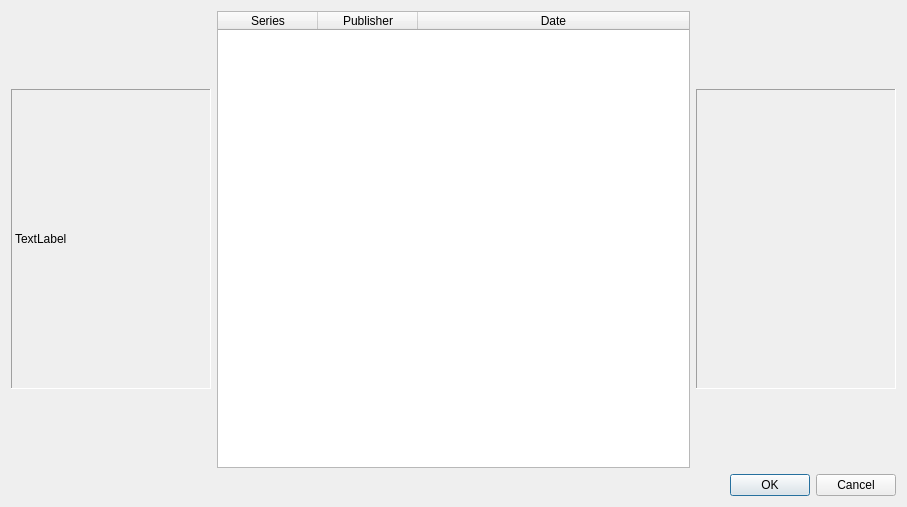
comictagger/comictagger, file autotagmatchwindow.ui: the form before one commit.
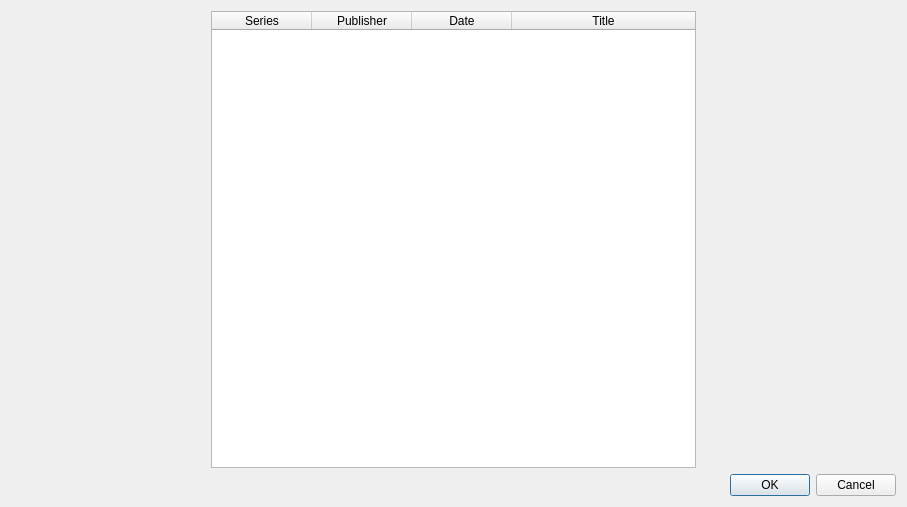
The form after the commit.

Commit message: Reworked the post auto-tag selection dialog:   New display image widgets   Sorting   Added issue title

Diff of the .ui file:
```diff
--- a/autotagmatchwindow.ui
+++ b/autotagmatchwindow.ui
@@ -18,29 +18,23 @@
     <layout class="QVBoxLayout" name="verticalLayout">
      <item>
       <layout class="QHBoxLayout" name="horizontalLayout">
+       <property name="spacing">
+        <number>0</number>
+       </property>
        <item>
-        <widget class="QLabel" name="labelCover">
+        <widget class="QWidget" name="archiveCoverContainer" native="true">
          <property name="minimumSize">
           <size>
            <width>200</width>
-           <height>0</height>
+           <height>350</height>
           </size>
          </property>
          <property name="maximumSize">
           <size>
            <width>200</width>
-           <height>300</height>
+           <height>350</height>
           </size>
          </property>
-         <property name="frameShape">
-          <enum>QFrame::Panel</enum>
-         </property>
-         <property name="frameShadow">
-          <enum>QFrame::Sunken</enum>
-         </property>
-         <property name="text">
-          <string>TextLabel</string>
-         </property>
         </widget>
        </item>
        <item>
@@ -60,7 +54,7 @@
           <number>0</number>
          </property>
          <property name="columnCount">
-          <number>3</number>
+          <number>4</number>
          </property>
          <attribute name="horizontalHeaderStretchLastSection">
           <bool>true</bool>
@@ -83,34 +77,27 @@
            <string>Date</string>
           </property>
          </column>
+         <column>
+          <property name="text">
+           <string>Title</string>
+          </property>
+         </column>
         </widget>
        </item>
        <item>
-        <widget class="QLabel" name="labelThumbnail">
+        <widget class="QWidget" name="altCoverContainer" native="true">
          <property name="minimumSize">
           <size>
            <width>200</width>
-           <height>0</height>
+           <height>350</height>
           </size>
          </property>
          <property name="maximumSize">
           <size>
            <width>200</width>
-           <height>300</height>
+           <height>350</height>
           </size>
          </property>
-         <property name="frameShape">
-          <enum>QFrame::Panel</enum>
-         </property>
-         <property name="frameShadow">
-          <enum>QFrame::Sunken</enum>
-         </property>
-         <property name="text">
-          <string/>
-         </property>
-         <property name="scaledContents">
-          <bool>true</bool>
-         </property>
         </widget>
        </item>
       </layout>
```
The commit also changes 1 other file.
